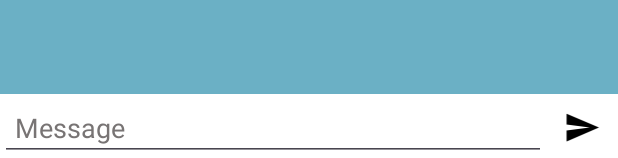
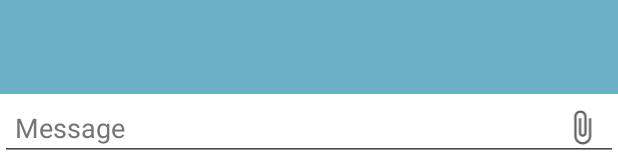
Before and after one commit to DaniilHalushka/Telegram, an Android app: the layout fragment_single_chat.xml on its own in the app's theme, with its tools: preview values and no code run, on a phone screen of 412 x 824 dp. Shown: the part 1075-1233 px from the top of the screen. Run offline under Robolectric (Android 15) with nearby library versions, the phone set to English and light mode, and no system bars.

Commit message:
Start to realize attaching files in chat

```diff
--- /dev/null
+++ b/app/src/main/res/drawable/ic_attach.xml
@@ -0,0 +1,5 @@
+<vector xmlns:android="http://schemas.android.com/apk/res/android" android:height="24dp" android:tint="#616161" android:viewportHeight="24" android:viewportWidth="24" android:width="24dp">
+
+    <path android:fillColor="@android:color/white" android:pathData="M16.5,6v11.5c0,2.21 -1.79,4 -4,4s-4,-1.79 -4,-4V5c0,-1.38 1.12,-2.5 2.5,-2.5s2.5,1.12 2.5,2.5v10.5c0,0.55 -0.45,1 -1,1s-1,-0.45 -1,-1V6H10v9.5c0,1.38 1.12,2.5 2.5,2.5s2.5,-1.12 2.5,-2.5V5c0,-2.21 -1.79,-4 -4,-4S7,2.79 7,5v12.5c0,3.04 2.46,5.5 5.5,5.5s5.5,-2.46 5.5,-5.5V6h-1.5z"/>
+
+</vector>
--- a/app/src/main/res/drawable/ic_send.xml
+++ b/app/src/main/res/drawable/ic_send.xml
@@ -1,13 +1,5 @@
-<vector xmlns:android="http://schemas.android.com/apk/res/android"
-    android:width="24dp"
-    android:height="24dp"
-    android:autoMirrored="true"
-    android:tint="#000000"
-    android:viewportWidth="24"
-    android:viewportHeight="24">
+<vector xmlns:android="http://schemas.android.com/apk/res/android" android:autoMirrored="true" android:height="24dp" android:tint="#4AA7FF" android:viewportHeight="24" android:viewportWidth="24" android:width="24dp">
 
-    <path
-        android:fillColor="@android:color/white"
-        android:pathData="M2.01,21L23,12 2.01,3 2,10l15,2 -15,2z" />
+    <path android:fillColor="@android:color/white" android:pathData="M2.01,21L23,12 2.01,3 2,10l15,2 -15,2z"/>
 
 </vector>
--- a/app/src/main/res/layout/fragment_single_chat.xml
+++ b/app/src/main/res/layout/fragment_single_chat.xml
@@ -29,7 +29,9 @@
         android:id="@+id/chat_input_message"
         android:layout_width="0dp"
         android:layout_height="wrap_content"
+        android:autofillHints="Input"
         android:hint="@string/message_hint"
+        android:inputType="text"
         android:padding="@dimen/appPadding"
         android:textColor="@color/colorBlack"
         android:textColorHint="@color/colorGrey"
@@ -44,6 +46,18 @@
         android:contentDescription="@string/send_message_button_picture"
         android:padding="@dimen/appPadding"
         android:src="@drawable/ic_send"
+        android:visibility="gone"
+        app:layout_constraintBottom_toBottomOf="parent"
+        app:layout_constraintEnd_toEndOf="parent"
+        app:layout_constraintTop_toTopOf="@+id/chat_input_message" />
+
+    <ImageView
+        android:id="@+id/attach_button"
+        android:layout_width="48dp"
+        android:layout_height="0dp"
+        android:contentDescription="@string/send_message_button_picture"
+        android:padding="@dimen/appPadding"
+        android:src="@drawable/ic_attach"
         app:layout_constraintBottom_toBottomOf="parent"
         app:layout_constraintEnd_toEndOf="parent"
         app:layout_constraintTop_toTopOf="@+id/chat_input_message" />
```
Also changed, not shown: app/src/main/java/com/daniil/halushka/telegram/ui/screens/fragments/chat/singleChat/SingleChatFragment.kt (+17 -0 lines).
